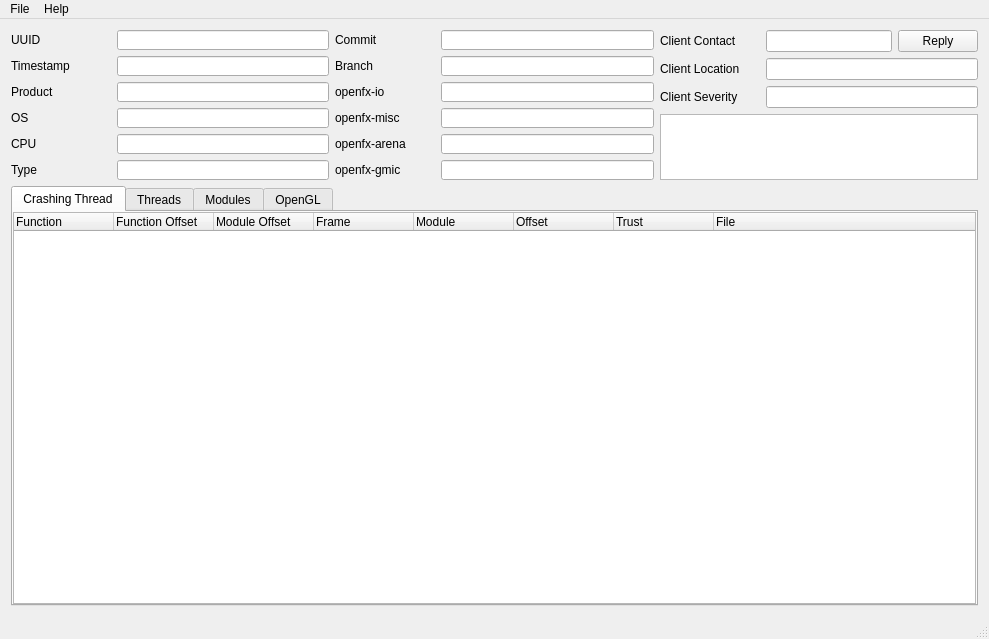
NatronGitHub/stackwalker, file breakdown/breakdown.ui: the form before one commit.
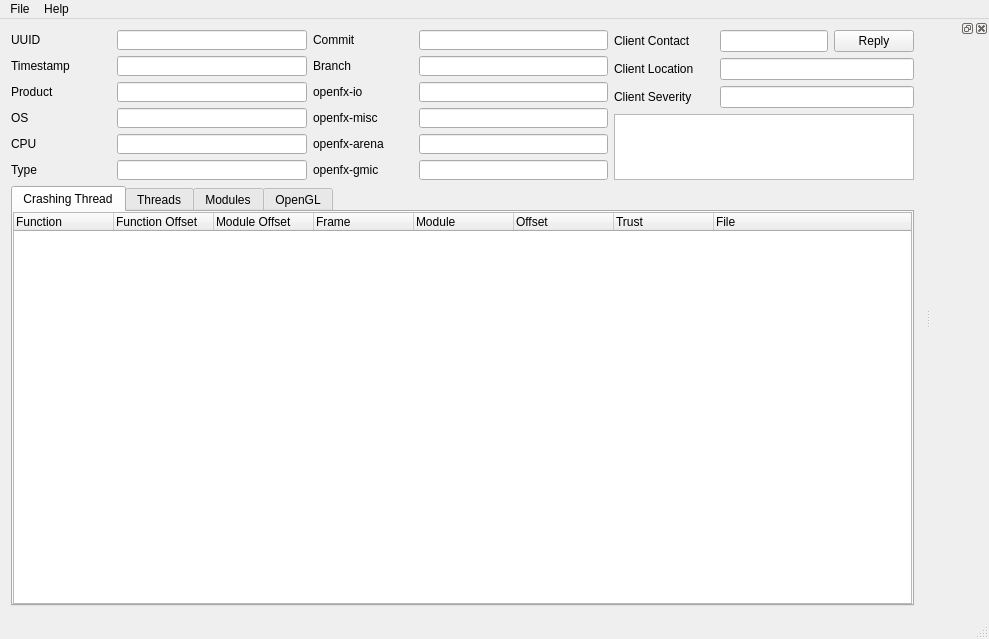
The form after the commit.

```diff
--- a/breakdown/breakdown.ui
+++ b/breakdown/breakdown.ui
@@ -844,6 +844,12 @@
    <addaction name="menuHelp"/>
   </widget>
   <widget class="QStatusBar" name="statusBar"/>
+  <widget class="QDockWidget" name="dockWidget">
+   <attribute name="dockWidgetArea">
+    <number>2</number>
+   </attribute>
+   <widget class="QWidget" name="dockWidgetContents"/>
+  </widget>
   <action name="actionQuit">
    <property name="text">
     <string>Quit</string>
```
